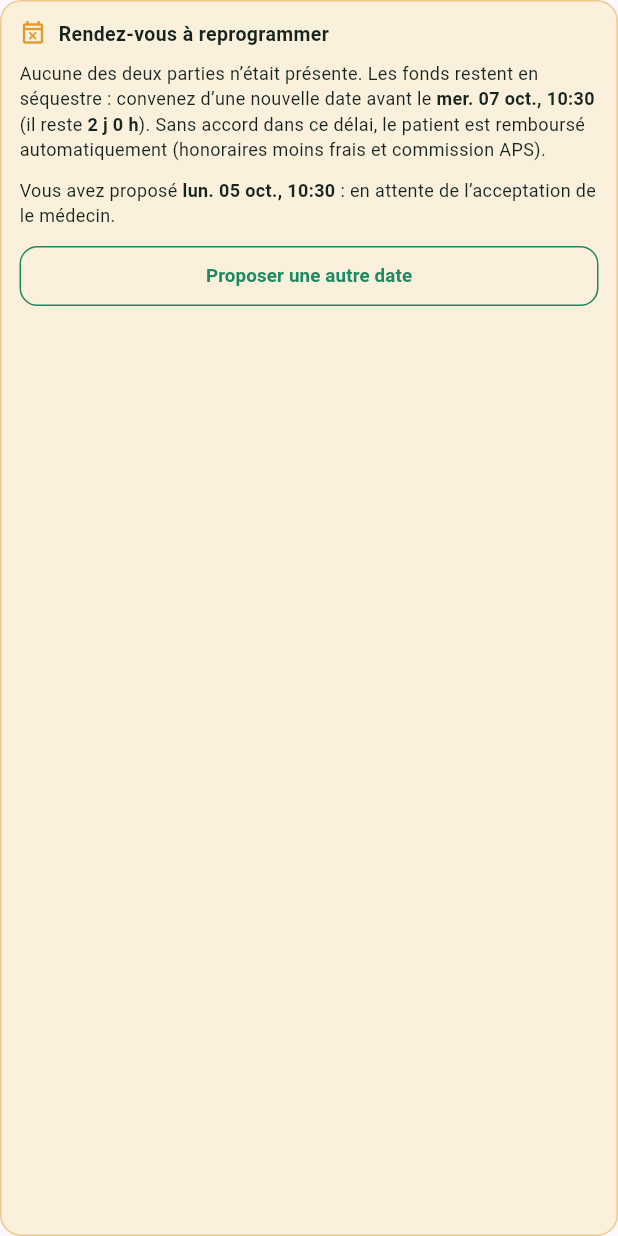
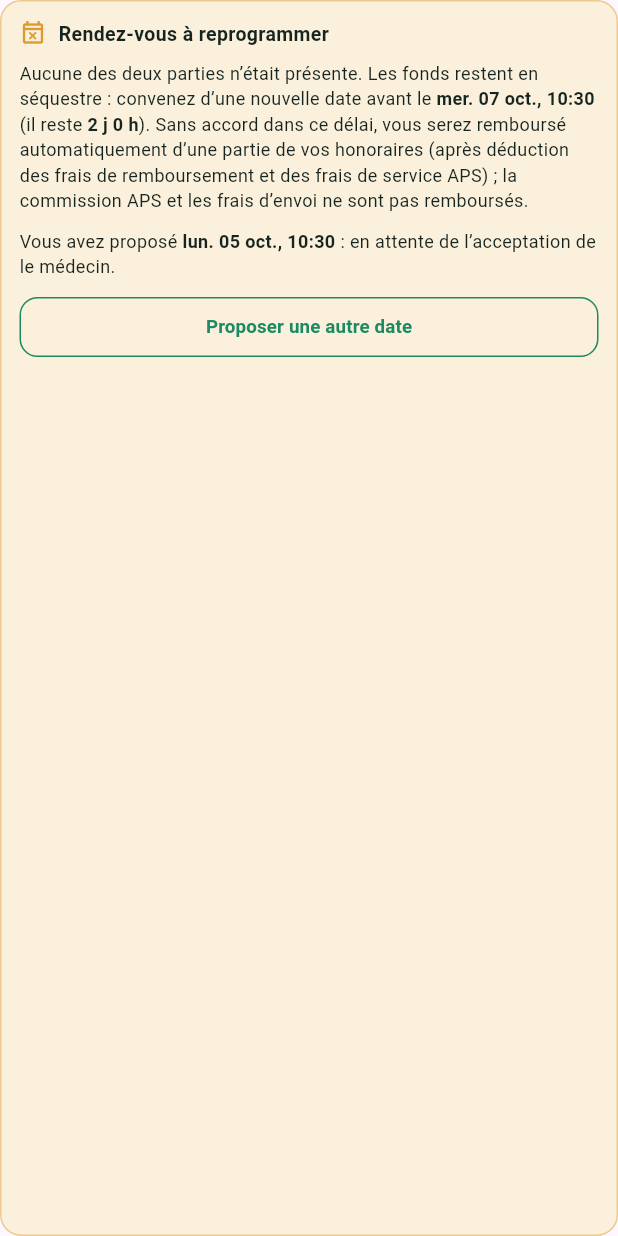
Before and after one commit to danielWorj/aps-sante-monorepo, a Flutter app: the PanneauReprogrammation widget shown alone on an empty page, opened directly with empty values, on a phone screen of 412 x 824 dp. Run offline on Flutter 3.47's test engine with Material 3 defaults, Android fonts, the phone set to English and light mode, and no system bars; our stand-ins replace cookie_jar, file_picker, flutter_riverpod, flutter_secure_storage, pdf, printing and 1 more; missing offline and left inert: flutter_stripe, jitsi_meet_flutter_sdk; accounts and stored records are empty; network calls fail; Roboto replaces fonts that are missing (Sora).

Commit message:
Mise a jour de la politque de fonds: mobile , phase 3

```diff
--- a/mobileapp/lib/components/dialogs/avertissement_annulation.dart
+++ b/mobileapp/lib/components/dialogs/avertissement_annulation.dart
@@ -3,6 +3,14 @@
 // Politique de fonds v2 : conséquence financière INDICATIVE d'une
 // annulation, affichée AVANT la confirmation (équivalent de
 // avertissement-annulation.jsx côté client-plateform).
+//
+// Règle de remboursement (D3) : la commission APS patient (CP) n'est JAMAIS
+// rendue au patient, sauf si le médecin est fautif ; les frais d'envoi ne
+// sont jamais rendus. Hors faute du médecin, le patient reçoit uniquement
+// les honoraires (H) moins les frais de remboursement de l'agrégateur (F).
+// Visibilité (D7) : le patient ne voit jamais la part médecin (CM) ; le
+// médecin ne voit jamais CP ni le détail du remboursement du patient.
+// Aucun montant de CM n'apparaît ici.
 //
 // Le front affiche, le serveur décide : ce texte n'engage rien, le résumé
 // réel est donné après l'annulation (voir `resumerAnnulation`,
@@ -85,13 +93,20 @@ class _AvertissementAnnulationState extends State<AvertissementAnnulation> {
     final patient = widget.role == RoleAnnulation.patient;
 
     if (widget.rdv.statut == StatutRendezVous.aReprogrammer) {
+      // Deux absents sans reprogrammation : le patient reçoit H − CM − F
+      // (CP conservée par APS). Seul le principe est affiché au patient,
+      // jamais le montant de la part médecin (D7).
       return patient
           ? 'Les deux parties étaient absentes. Si vous annulez, vous serez '
-              'remboursé de vos honoraires moins les frais du moyen de '
-              'paiement et la commission APS.'
+              'remboursé d\u2019une partie de vos honoraires, après '
+              'déduction des frais de remboursement du moyen de paiement et '
+              'des frais de service APS retenus sur cette consultation. La '
+              'commission APS et les frais d\u2019envoi ne sont pas '
+              'remboursés. Le montant exact vous sera indiqué à '
+              'l\u2019annulation.'
           : 'Les deux parties étaient absentes. Si vous annulez, le patient '
-              'est remboursé (honoraires moins frais et commission APS). '
-              'Aucune amende.';
+              'est remboursé et vous ne percevez aucun honoraire. Aucune '
+              'amende.';
     }
 
     final tardif = estTardif(widget.rdv.dateCreneau);
@@ -104,7 +119,8 @@ class _AvertissementAnnulationState extends State<AvertissementAnnulation> {
           honoraires != null ? ' (${montantDevise(honoraires, devise)})' : '';
       return 'Le rendez-vous a lieu dans plus de 24 h : vous serez remboursé '
           'de vos honoraires$detail moins les frais de remboursement du '
-          'moyen de paiement.';
+          'moyen de paiement. La commission APS et les frais d\u2019envoi ne '
+          'sont pas remboursés.';
     }
     return tardif
         ? 'Le rendez-vous a lieu dans moins de 24 h : le patient sera '
--- a/mobileapp/lib/components/panels/panneau_reprogrammation.dart
+++ b/mobileapp/lib/components/panels/panneau_reprogrammation.dart
@@ -10,7 +10,10 @@
 //   - à l'acceptation : RDV `confirme` sur le nouveau créneau, aucun
 //     nouveau paiement ;
 //   - sans accord dans le délai, le serveur rembourse automatiquement le
-//     patient.
+//     patient (H − CM − F, CP conservée par APS : D3). Le texte affiché au
+//     patient ne donne que le principe, jamais le montant de la part
+//     médecin (CM) ; le médecin ne voit jamais CP ni le détail du
+//     remboursement du patient (D7).
 //
 // Le front affiche, le serveur décide : créneau libre, futur, auteur de la
 // proposition et délai sont tous revalidés côté serveur. Ici : affichage,
@@ -291,10 +294,17 @@ class _PanneauReprogrammationState
                   ],
                   const TextSpan(text: ')'),
                 ],
-                const TextSpan(
-                  text: '. Sans accord dans ce délai, le patient est '
-                      'remboursé automatiquement (honoraires moins frais et '
-                      'commission APS).',
+                TextSpan(
+                  text: widget.role == PartieRendezVous.patient
+                      ? '. Sans accord dans ce délai, vous serez remboursé '
+                          'automatiquement d\u2019une partie de vos '
+                          'honoraires (après déduction des frais de '
+                          'remboursement et des frais de service APS) ; la '
+                          'commission APS et les frais d\u2019envoi ne sont '
+                          'pas remboursés.'
+                      : '. Sans accord dans ce délai, le patient est '
+                          'remboursé automatiquement et vous ne percevez '
+                          'aucun honoraire pour ce rendez-vous.',
                 ),
               ],
             ),
--- a/mobileapp/lib/pages/portails/medecin/portefeuille_retraits_card.dart
+++ b/mobileapp/lib/pages/portails/medecin/portefeuille_retraits_card.dart
@@ -45,7 +45,7 @@ String _dateCourte(DateTime? d) {
 /// (`credit_` / `debit_`) ; les types de l'ancienne politique sont conservés pour lire
 /// l'historique. Un type inconnu s'affiche tel quel.
 const Map<String, String> _libellesMouvements = {
-  'credit_honoraires': 'Honoraires libérés (moins commission APS)',
+  'credit_honoraires': 'Honoraires libérés (moins commission APS, part médecin)',
   'debit_retrait': 'Retrait',
   'credit_annulation_retrait': 'Retrait rejeté ou échoué (recrédit)',
   'debit_amende': 'Amende (reversée à APS)',
--- a/mobileapp/lib/utils/fonds.dart
+++ b/mobileapp/lib/utils/fonds.dart
@@ -223,6 +223,18 @@ String resumerAnnulation(ResultatAnnulation? resultat, RoleAnnulation role) {
     } else if (resultat?.tardif == true) {
       parties.add('Aucun remboursement : annulation à moins de 24 h du rendez-vous.');
     }
+    // D3 : CP n'est rendue que si le médecin est fautif ; frais d'envoi
+    // jamais rendus. Aucun montant de CM n'est affiché au patient (D7).
+    if (r != null) {
+      parties.add(
+        resultat?.medecinFautif == true &&
+                (resultat?.commissionPatientRendue ?? 0) > 0
+            ? 'La commission APS vous est restituée, l\u2019annulation étant '
+                'à l\u2019initiative du médecin.'
+            : 'La commission APS et les frais d\u2019envoi ne sont pas '
+                'remboursés.',
+      );
+    }
   } else {
     if (r != null) parties.add('Le patient est remboursé.');
     if (resultat?.amende == true) {
```
Also changed, not shown: mobileapp/lib/models/rendez_vous_models.dart (+27 -6 lines).
